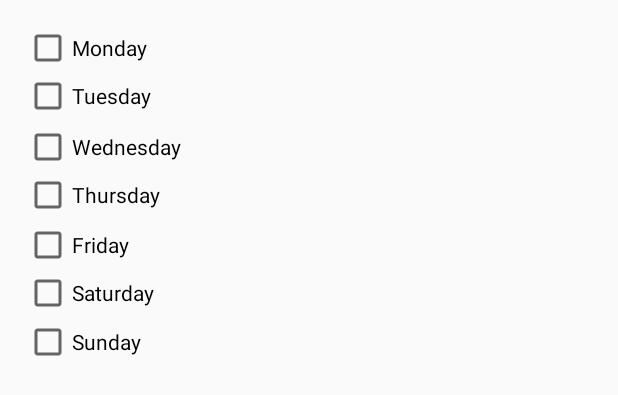
After one commit to davidavzP/MyMorningRoutine, an Android app: the layout popup_my_week.xml on its own in the app's theme, with its tools: preview values and no code run, on a phone screen of 412 x 824 dp. The commit adds this screen. Shown: the top 395 px of the screen. Run offline under Robolectric (Android 15) with nearby library versions, the phone set to English and light mode, and no system bars.

Commit message:
re-created popup menus

```diff
--- a/app/src/main/AndroidManifest.xml
+++ b/app/src/main/AndroidManifest.xml
@@ -18,7 +18,7 @@
         </activity>
         <activity
             android:name=".popupeditmenu.Popup_newTask"
-            android:theme="@style/AppTheme.CustomTheme"></activity>
+            android:theme="@style/AppTheme.CustomTheme" />
         <activity
             android:name=".popupeditmenu.Popup_newDeadline"
             android:theme="@style/AppTheme.CustomTheme"></activity>
--- a/app/src/main/res/layout/activity_main.xml
+++ b/app/src/main/res/layout/activity_main.xml
@@ -7,7 +7,7 @@
     tools:context=".MainActivity">
 
     <TextView
-        android:id="@+id/textView"
+        android:id="@+id/textDeadline"
         android:layout_width="229dp"
         android:layout_height="52dp"
         android:layout_marginStart="16dp"
@@ -38,7 +38,7 @@
         app:layout_constraintEnd_toEndOf="parent"
         app:layout_constraintHorizontal_bias="0.0"
         app:layout_constraintStart_toStartOf="parent"
-        app:layout_constraintTop_toBottomOf="@+id/textView" />
+        app:layout_constraintTop_toBottomOf="@+id/textDeadline" />
 
     <TextView
         android:id="@+id/textTime"
@@ -54,7 +54,7 @@
         android:textStyle="bold|italic"
         android:typeface="serif"
         app:fontFamily="sans-serif-smallcaps"
-        app:layout_constraintStart_toEndOf="@+id/textView"
+        app:layout_constraintStart_toEndOf="@+id/textDeadline"
         app:layout_constraintTop_toTopOf="parent"
         tools:text="Time Remaining" />
 
--- /dev/null
+++ b/app/src/main/res/layout/popup_my_week.xml
@@ -0,0 +1,90 @@
+<?xml version="1.0" encoding="utf-8"?>
+<RelativeLayout xmlns:android="http://schemas.android.com/apk/res/android"
+    android:id="@+id/pop_myWeek"
+    android:layout_width="match_parent"
+    android:layout_height="match_parent"
+    android:padding="16dp">
+
+    <CheckBox
+        android:id="@+id/c_Monday"
+        android:layout_width="match_parent"
+        android:layout_height="wrap_content"
+        android:layout_alignParentStart="true"
+        android:layout_alignParentLeft="true"
+        android:layout_alignParentTop="true"
+        android:text="Monday" />
+
+    <CheckBox
+        android:id="@+id/c_Tuesday"
+        android:layout_width="match_parent"
+        android:layout_height="wrap_content"
+        android:layout_alignParentStart="true"
+        android:layout_alignParentLeft="true"
+        android:layout_alignParentTop="true"
+        android:layout_marginStart="0dp"
+        android:layout_marginLeft="0dp"
+        android:layout_marginTop="32dp"
+        android:text="Tuesday" />
+
+    <CheckBox
+        android:id="@+id/c_Wednesday"
+        android:layout_width="match_parent"
+        android:layout_height="wrap_content"
+        android:layout_alignParentStart="true"
+        android:layout_alignParentLeft="true"
+        android:layout_alignParentTop="true"
+        android:layout_marginStart="0dp"
+        android:layout_marginLeft="0dp"
+        android:layout_marginTop="66dp"
+        android:text="Wednesday" />
+
+    <CheckBox
+        android:id="@+id/c_Thursday"
+        android:layout_width="match_parent"
+        android:layout_height="wrap_content"
+        android:layout_alignParentStart="true"
+        android:layout_alignParentLeft="true"
+        android:layout_alignParentTop="true"
+        android:layout_marginStart="0dp"
+        android:layout_marginLeft="0dp"
+        android:layout_marginTop="98dp"
+        android:text="Thursday" />
+
+    <CheckBox
+        android:id="@+id/c_Friday"
+        android:layout_width="match_parent"
+        android:layout_height="wrap_content"
+        android:layout_alignParentStart="true"
+        android:layout_alignParentLeft="true"
+        android:layout_alignParentTop="true"
+        android:layout_marginStart="0dp"
+        android:layout_marginLeft="0dp"
+        android:layout_marginTop="131dp"
+        android:text="Friday" />
+
+    <CheckBox
+        android:id="@+id/c_Saturday"
+        android:layout_width="match_parent"
+        android:layout_height="wrap_content"
+        android:layout_alignParentStart="true"
+        android:layout_alignParentLeft="true"
+        android:layout_alignParentTop="true"
+        android:layout_marginStart="0dp"
+        android:layout_marginLeft="0dp"
+        android:layout_marginTop="163dp"
+        android:text="Saturday" />
+
+    <CheckBox
+        android:id="@+id/c_Sunday"
+        android:layout_width="match_parent"
+        android:layout_height="wrap_content"
+        android:layout_alignParentStart="true"
+        android:layout_alignParentLeft="true"
+        android:layout_alignParentTop="true"
+        android:layout_marginStart="0dp"
+        android:layout_marginLeft="0dp"
+        android:layout_marginTop="196dp"
+        android:text="Sunday" />
+
+
+</RelativeLayout>
```
Also changed, not shown: app/src/main/java/com/example/mymorningroutine/MainActivity.java (+26 -10 lines), app/src/main/java/com/example/mymorningroutine/popupeditmenu/Popup_myWeek.java (+32 -39 lines), app/src/main/java/com/example/mymorningroutine/popupeditmenu/Popup_newDeadline.java (+63 -11 lines), app/src/main/java/com/example/mymorningroutine/popupeditmenu/Popup_newTask.java (+33 -12 lines), app/src/main/res/layout/pop_my_week.xml (deleted, +0 -129 lines), app/src/main/res/layout/pop_new_deadline.xml (deleted, +0 -121 lines), app/src/main/res/layout/pop_new_task.xml (deleted, +0 -28 lines), app/src/main/res/layout/popup_new_deadline.xml (added, +25 -0 lines), app/src/main/res/layout/popup_new_task.xml (added, +25 -0 lines).
